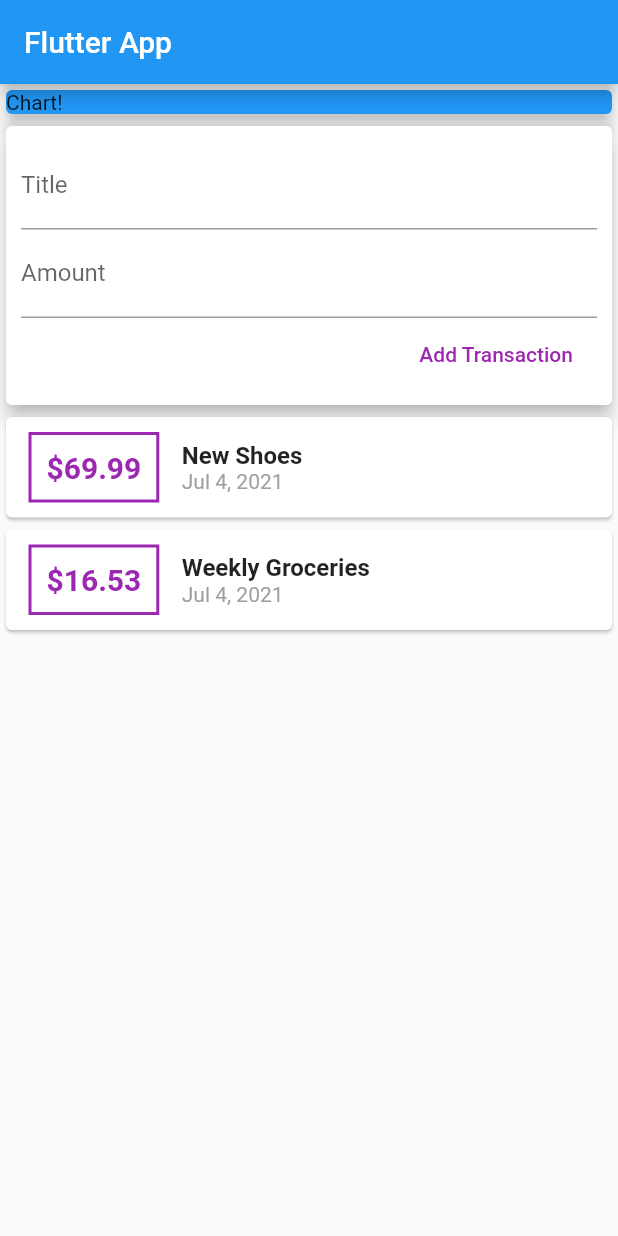
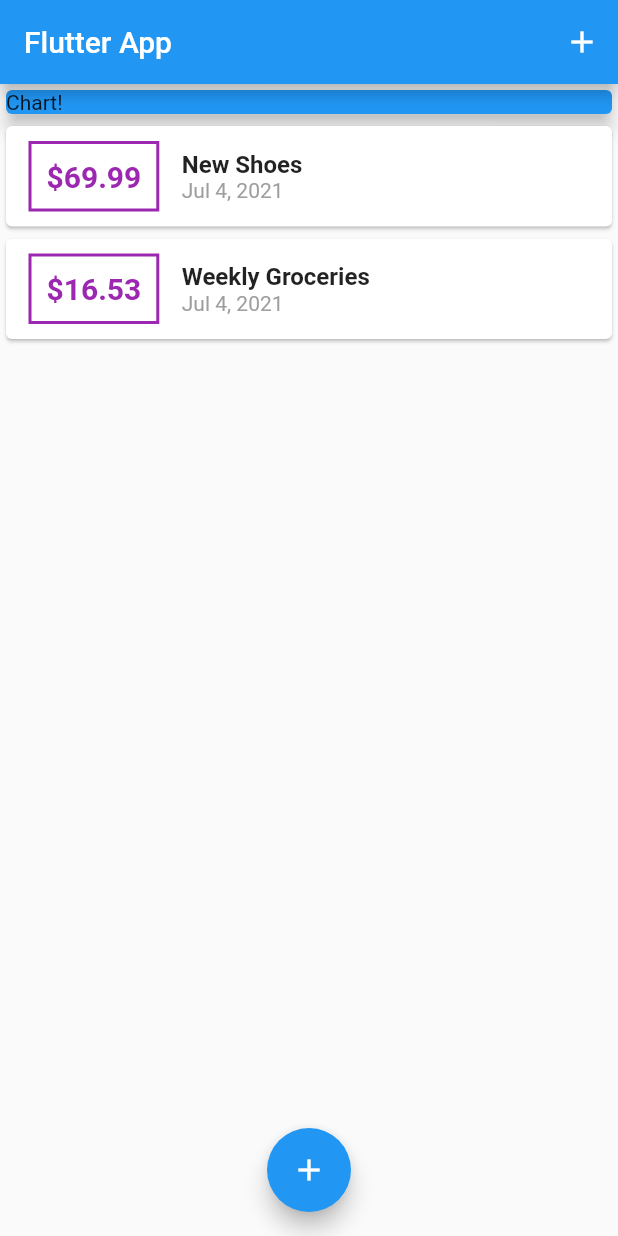
Before and after one commit to 21satvik/personal_expenses_app, a Flutter app: the screen it shows after launch, on a phone screen of 412 x 824 dp. Run offline on Flutter 3.47's test engine with Material 2 defaults, Android fonts, the phone set to English and light mode, and no system bars.

Commit message:
Buttons added

```diff
--- a/lib/Widgets/transaction_list.dart
+++ b/lib/Widgets/transaction_list.dart
@@ -12,8 +12,8 @@ class TransactionList extends StatelessWidget {
   Widget build(BuildContext context) {
     return Container(
       height: 300,
-      child: ListView(
-        children: transactions.map((tx) {
+      child: ListView.builder(
+        itemBuilder: (ctx, index) {
           return Card(
             child: Row(
               children: [
@@ -28,25 +28,26 @@ class TransactionList extends StatelessWidget {
                     width: 2,
                   )),
                   padding: EdgeInsets.all(10),
-                  child: Text('\$${tx.amount}',
-                      style: TextStyle(
-                        fontWeight: FontWeight.bold,
-                        fontSize: 20,
-                        color: Colors.purple,
-                      )),
+                  child:
+                      Text('\$${transactions[index].amount.toStringAsFixed(2)}',
+                          style: TextStyle(
+                            fontWeight: FontWeight.bold,
+                            fontSize: 20,
+                            color: Colors.purple,
+                          )),
                 ),
                 Column(
                   crossAxisAlignment: CrossAxisAlignment.start,
                   children: [
                     Text(
-                      tx.title,
+                      transactions[index].title,
                       style: TextStyle(
                         fontWeight: FontWeight.bold,
                         fontSize: 16,
                       ),
                     ),
                     Text(
-                      DateFormat.yMMMd().format(tx.date),
+                      DateFormat.yMMMd().format(transactions[index].date),
                       style: TextStyle(
                         color: Colors.grey,
                       ),
@@ -56,7 +57,8 @@ class TransactionList extends StatelessWidget {
               ],
             ),
           );
-        }).toList(),
+        },
+        itemCount: transactions.length,
       ),
     );
   }
--- a/lib/Widgets/user_transaction.dart
+++ /dev/null
@@ -1,50 +0,0 @@
-import 'package:flutter/material.dart';
-
-import './new_transaction.dart';
-import './transaction_list.dart';
-import '../models/transaction.dart';
-
-class UserTransactions extends StatefulWidget {
-  @override
-  _UserTransactionsState createState() => _UserTransactionsState();
-}
-
-class _UserTransactionsState extends State<UserTransactions> {
-  final List<Transaction> _userTransactions = [
-    Transaction(
-      id: 't1',
-      title: 'New Shoes',
-      amount: 69.99,
-      date: DateTime.now(),
-    ),
-    Transaction(
-      id: 't2',
-      title: 'Weekly Groceries',
-      amount: 16.53,
-      date: DateTime.now(),
-    ),
-  ];
-
-  void _addNewTransaction(String txTitle, double txAmount) {
-    final newTx = Transaction(
-      id: DateTime.now().toString(),
-      title: txTitle,
-      amount: txAmount,
-      date: DateTime.now(),
-    );
-
-    setState(() {
-      _userTransactions.add(newTx);
-    });
-  }
-
-  @override
-  Widget build(BuildContext context) {
-    return Column(
-      children: [
-        NewTransaction(_addNewTransaction),
-        TransactionList(_userTransactions),
-      ],
-    );
-  }
-}
--- a/lib/main.dart
+++ b/lib/main.dart
@@ -1,5 +1,10 @@
+import 'package:flutter/gestures.dart';
 import 'package:flutter/material.dart';
-import './Widgets/user_transaction.dart';
+import 'package:personal_expenses_app/Widgets/transaction_list.dart';
+
+import './Widgets/new_transaction.dart';
+import './Widgets/transaction_list.dart';
+import './models/transaction.dart';
 
 void main() => runApp(MyApp());
 
@@ -7,18 +12,69 @@ class MyApp extends StatelessWidget {
   @override
   Widget build(BuildContext context) {
     return MaterialApp(
+      debugShowCheckedModeBanner: false,
       title: 'Flutter App',
       home: MyHomePage(),
     );
   }
 }
 
-class MyHomePage extends StatelessWidget {
+class MyHomePage extends StatefulWidget {
+  @override
+  _MyHomePageState createState() => _MyHomePageState();
+}
+
+class _MyHomePageState extends State<MyHomePage> {
+  final List<Transaction> _userTransactions = [
+    Transaction(
+      id: 't1',
+      title: 'New Shoes',
+      amount: 69.99,
+      date: DateTime.now(),
+    ),
+    Transaction(
+      id: 't2',
+      title: 'Weekly Groceries',
+      amount: 16.53,
+      date: DateTime.now(),
+    ),
+  ];
+
+  void _addNewTransaction(String txTitle, double txAmount) {
+    final newTx = Transaction(
+      id: DateTime.now().toString(),
+      title: txTitle,
+      amount: txAmount,
+      date: DateTime.now(),
+    );
+
+    setState(() {
+      _userTransactions.add(newTx);
+    });
+  }
+
+  void _startAddNewTransaction(BuildContext ctx) {
+    showModalBottomSheet(
+      context: ctx,
+      builder: (_) {
+        return GestureDetector(
+          onTap: () {},
+          child: NewTransaction(_addNewTransaction),
+        );
+      },
+    );
+  }
+
   @override
   Widget build(BuildContext context) {
     return Scaffold(
       appBar: AppBar(
         title: Text('Flutter App'),
+        actions: [
+          IconButton(
+              onPressed: () => _startAddNewTransaction(context),
+              icon: Icon(Icons.add))
+        ],
       ),
       body: SingleChildScrollView(
         child: Column(
@@ -32,9 +88,15 @@ class MyHomePage extends StatelessWidget {
                 elevation: 5,
               ),
             ),
-              UserTransactions()
+            TransactionList(_userTransactions),
           ],
         ),
-        ));
+      ),
+      floatingActionButtonLocation: FloatingActionButtonLocation.centerFloat,
+      floatingActionButton: FloatingActionButton(
+        child: Icon(Icons.add),
+        onPressed: () => _startAddNewTransaction(context),
+      ),
+    );
   }
 }
```
Also changed, not shown: lib/Widgets/new_transaction.dart (+29 -9 lines). Lines whose indentation alone changed are shown as unchanged.
